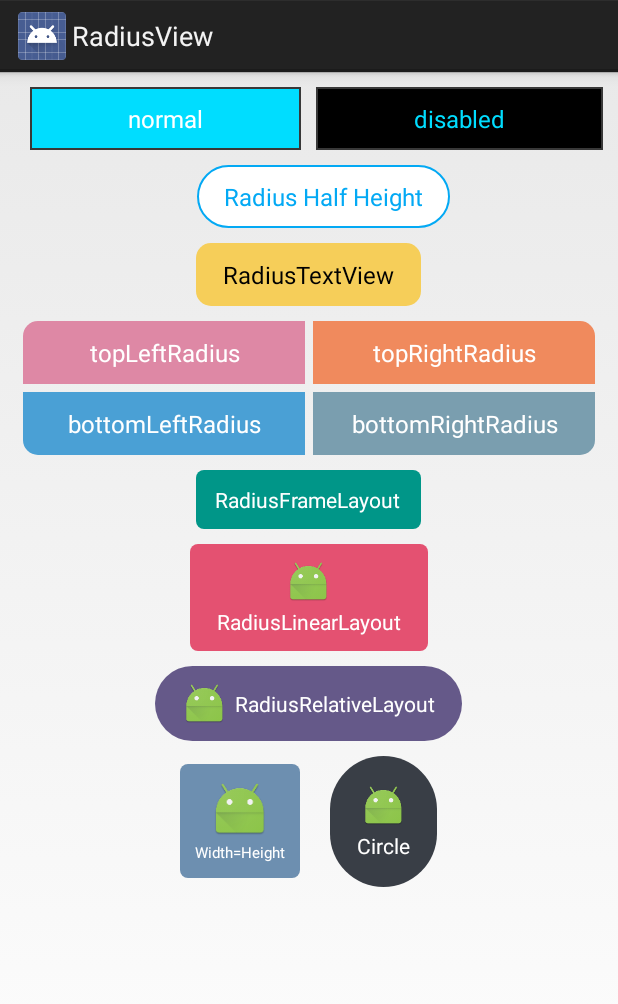
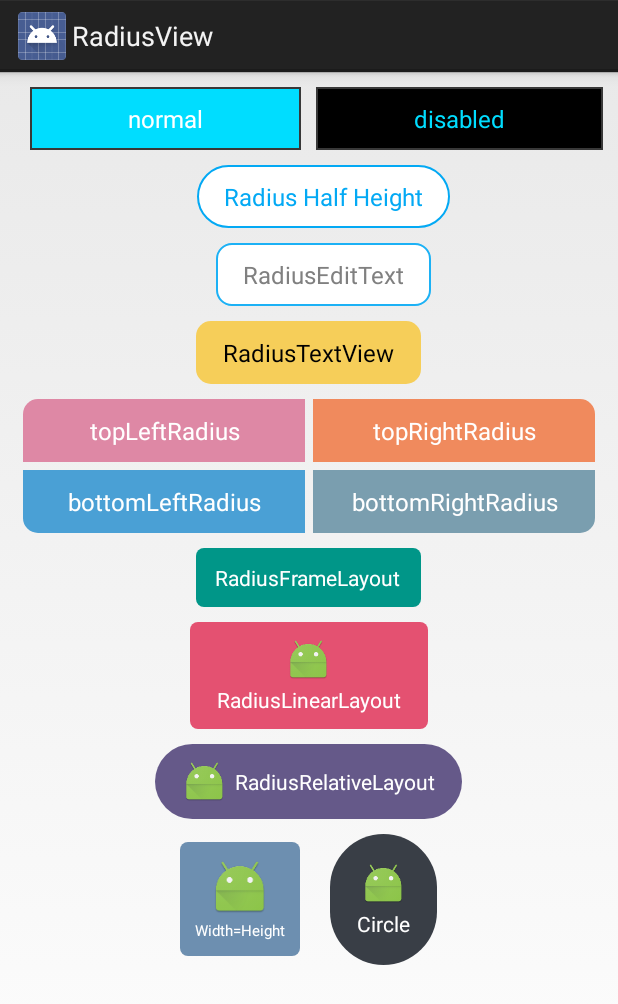
Before and after one commit to AriesHoo/RadiusView, an Android app: the screen it shows after launch (MainActivity), on a phone screen of 412 x 824 dp. Shown: the top 1004 px of the screen. Run offline under Robolectric (Android 15) with nearby library versions, the phone set to English and light mode, and no system bars.

Commit message:
1、增加RadiusEditText控件修改效果截图

```diff
--- a/app/src/main/res/layout/activity_main.xml
+++ b/app/src/main/res/layout/activity_main.xml
@@ -81,6 +81,26 @@
             rv:rv_textColor="#03A9F4"
             rv:rv_textPressedColor="#ffffff"/>
 
+        <com.aries.ui.view.radius.RadiusEditText
+            android:id="@+id/ret_radius"
+            android:layout_width="wrap_content"
+            android:layout_height="wrap_content"
+            android:layout_marginBottom="10dp"
+            android:layout_marginLeft="10dp"
+            android:focusable="true"
+            android:focusableInTouchMode="true"
+            android:hint="RadiusEditText"
+            android:paddingBottom="10dp"
+            android:paddingLeft="18dp"
+            android:paddingRight="18dp"
+            android:paddingTop="10dp"
+            android:textColor="#03A9F4"
+            android:textCursorDrawable="@null"
+            rv:rv_backgroundColor="@android:color/white"
+            rv:rv_radius="10dp"
+            rv:rv_strokeColor="#03A9F4"
+            rv:rv_strokeWidth="1dp"/>
+
         <com.aries.ui.view.radius.RadiusTextView
             android:id="@+id/rtv_radius"
             android:layout_width="wrap_content"
@@ -95,6 +115,7 @@
             android:paddingTop="10dp"
             android:text="RadiusTextView"
             rv:rv_backgroundColor="#F6CE59"
+            rv:rv_backgroundPressedColor="#F6C"
             rv:rv_radius="10dp"
             rv:rv_textColor="#383838"/>
 
@@ -130,6 +151,7 @@
                 android:text="topRightRadius"
                 android:textColor="#ffffff"
                 rv:rv_backgroundColor="#F08A5D"
+                rv:rv_backgroundPressedColor="#F08A4D"
                 rv:rv_rippleEnable="true"
                 rv:rv_topRightRadius="10dp"/>
         </LinearLayout>
--- /dev/null
+++ b/library/src/main/java/com/aries/ui/view/radius/RadiusEditText.java
@@ -0,0 +1,56 @@
+package com.aries.ui.view.radius;
+
+import android.content.Context;
+import android.util.AttributeSet;
+import android.widget.EditText;
+
+/**
+ * Created: AriesHoo on 2017-02-13 16:10
+ * Function:用于需要圆角矩形框背景的EditText的情况,减少直接使用TextView时引入的shape资源文件
+ * Desc:
+ */
+public class RadiusEditText extends EditText {
+    private RadiusViewDelegate delegate;
+
+    public RadiusEditText(Context context) {
+        this(context, null);
+    }
+
+    public RadiusEditText(Context context, AttributeSet attrs) {
+        this(context, attrs, 0);
+    }
+
+    public RadiusEditText(Context context, AttributeSet attrs, int defStyleAttr) {
+        super(context, attrs, defStyleAttr);
+        delegate = new RadiusViewDelegate(this, context, attrs);
+    }
+
+    /**
+     * use delegate to set attr
+     */
+    public RadiusViewDelegate getDelegate() {
+        return delegate;
+    }
+
+    @Override
+    protected void onMeasure(int widthMeasureSpec, int heightMeasureSpec) {
+        if (delegate.getWidthHeightEqualEnable() && getWidth() > 0 && getHeight() > 0) {
+            int max = Math.max(getWidth(), getHeight());
+            int measureSpec = MeasureSpec.makeMeasureSpec(max, MeasureSpec.EXACTLY);
+            super.onMeasure(measureSpec, measureSpec);
+            return;
+        }
+
+        super.onMeasure(widthMeasureSpec, heightMeasureSpec);
+    }
+
+    @Override
+    protected void onLayout(boolean changed, int left, int top, int right, int bottom) {
+        super.onLayout(changed, left, top, right, bottom);
+        if (delegate.getRadiusHalfHeightEnable()) {
+            delegate.setRadius(getHeight() / 2);
+        } else {
+            delegate.setBgSelector();
+        }
+    }
+}
--- a/library/src/main/java/com/aries/ui/view/radius/RadiusViewDelegate.java
+++ b/library/src/main/java/com/aries/ui/view/radius/RadiusViewDelegate.java
@@ -11,6 +11,7 @@ import android.graphics.drawable.StateListDrawable;
 import android.os.Build;
 import android.util.AttributeSet;
 import android.view.View;
+import android.widget.EditText;
 import android.widget.TextView;
 
 /**
@@ -70,7 +71,6 @@ public class RadiusViewDelegate {
         bottomLeftRadius = ta.getDimensionPixelSize(R.styleable.RadiusTextView_rv_bottomLeftRadius, 0);
         bottomRightRadius = ta.getDimensionPixelSize(R.styleable.RadiusTextView_rv_bottomRightRadius, 0);
         isRippleEnable = ta.getBoolean(R.styleable.RadiusTextView_rv_rippleEnable, true);
-
         ta.recycle();
     }
 
@@ -274,7 +274,7 @@ public class RadiusViewDelegate {
             }
         }
 
-        if (view instanceof TextView) {
+        if (view instanceof TextView || view instanceof EditText) {
             TextView textView = (TextView) view;
             if (textPressedColor != Integer.MAX_VALUE) {
                 textColor = (textColor == Integer.MAX_VALUE ? textView.getTextColors().getDefaultColor() : textColor);
```
Also changed, not shown: library/src/main/res/values/attrs.xml (+21 -0 lines), 3 other files.
